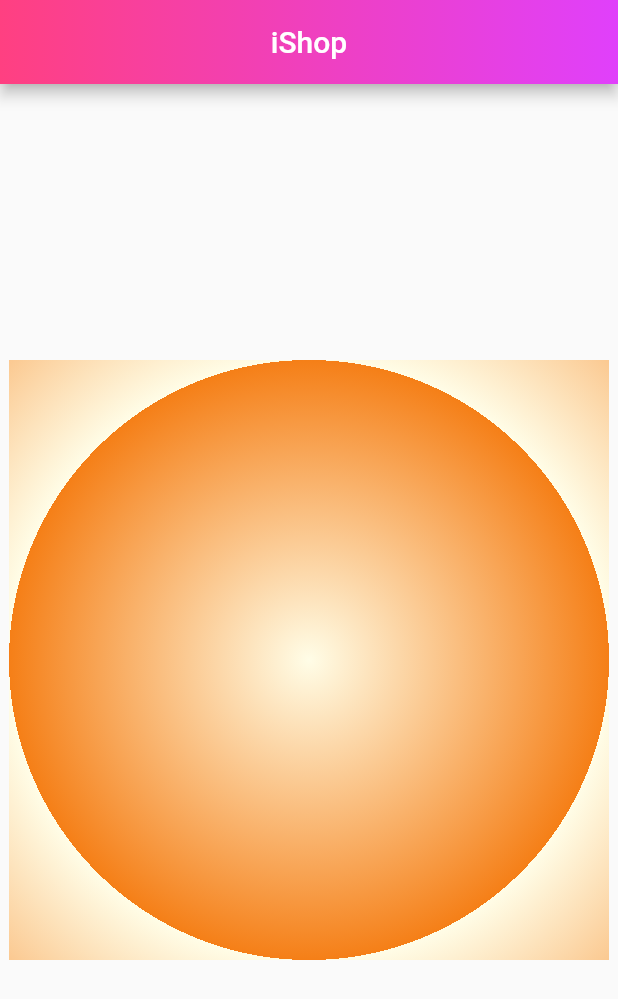
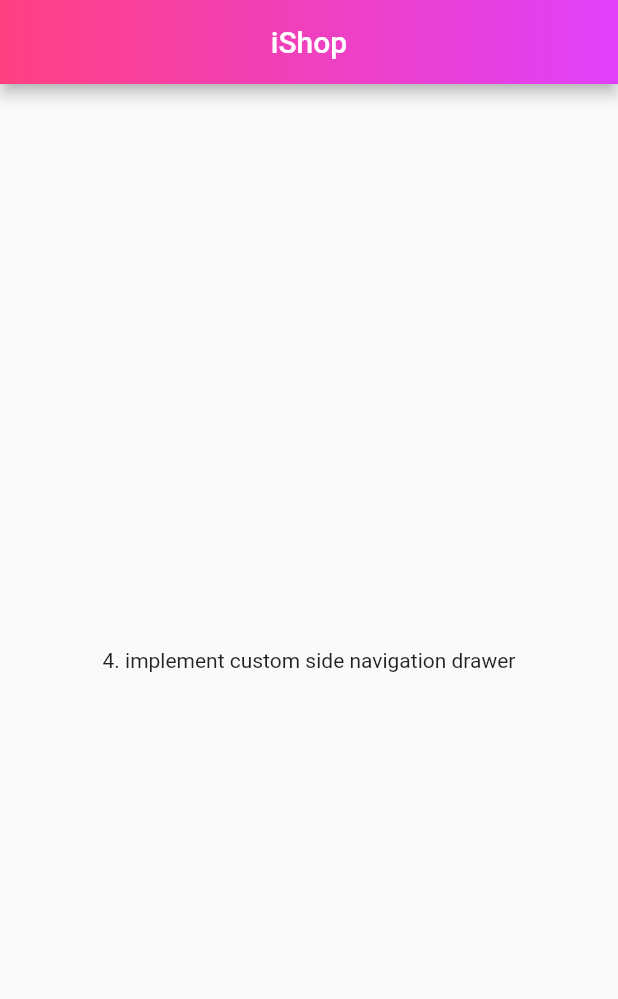
Before and after one commit to Devsaci/Amazon-Clone-App-with-Web-Admin-Panel-Push-Notifications, a Flutter app: the screen it shows after launch, on a phone screen of 412 x 824 dp. Shown: the top 999 px of the screen. Run offline on Flutter 3.47's test engine with Material 2 defaults, Android fonts, the phone set to English and light mode, and no system bars.

```diff
--- a/lib/mainScreens/home_screen.dart
+++ b/lib/mainScreens/home_screen.dart
@@ -29,23 +29,8 @@ class _HomeScreenState extends State<HomeScreen> {
           ),
         ),
       ),
-      body: Center(
-        child: Container(
-          height: 400,
-          width: 400,
-          decoration: BoxDecoration(
-            gradient: RadialGradient(
-              colors: [
-                Colors.yellow.shade50,
-                Colors.yellow.shade900,
-              ],
-              //begin: FractionalOffset(0.0, 0.0),
-              // end: FractionalOffset(1.0, 0.0),
-              // stops: [0.0, 1.0],
-              tileMode: TileMode.repeated,
-            ),
-          ),
-        ),
+      body: const Center(
+        child: Text("4. implement custom side navigation drawer"),
       ),
     );
   }
```
